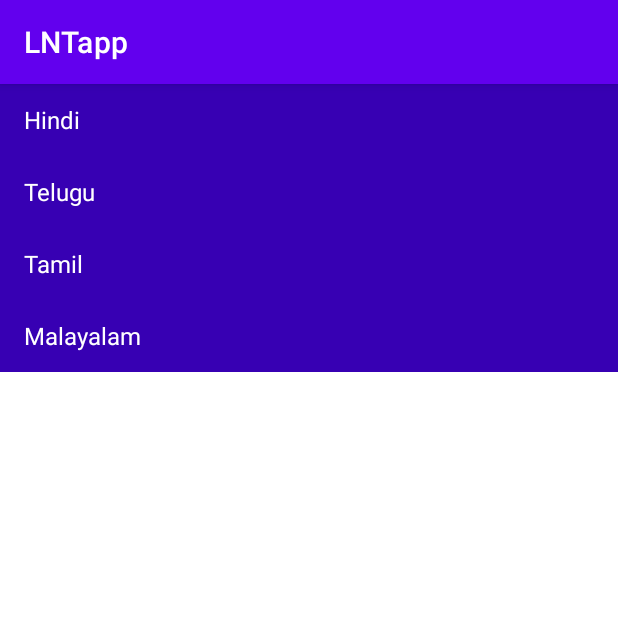
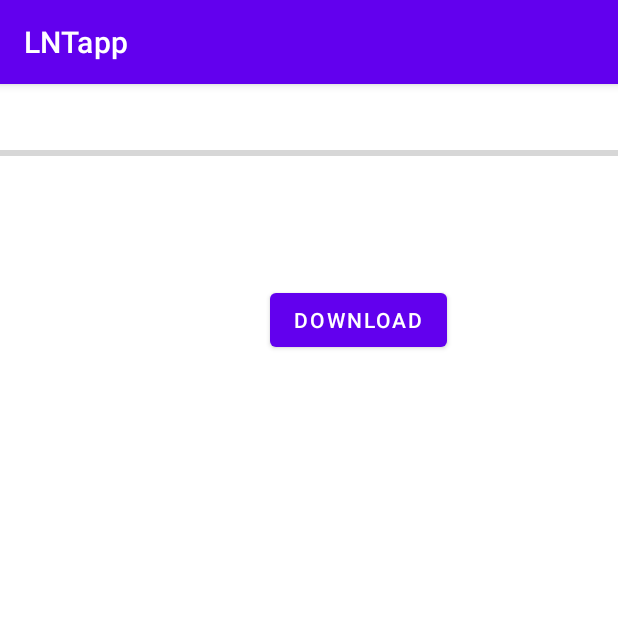
Before and after one commit to 99002765/LNTapp, an Android app: the screen it shows after launch (RecyclerActivity before the commit, AsyncActivity after it), on a phone screen of 412 x 824 dp, the top half of it. Run offline under Robolectric (Android 15) with nearby library versions, the light colour scheme and no system bars.

Commit message:
Add Progress bar.

```diff
--- /dev/null
+++ b/app/src/main/java/com/example/lntapp/AsyncActivity.java
@@ -0,0 +1,26 @@
+package com.example.lntapp;
+
+import androidx.appcompat.app.AppCompatActivity;
+
+import android.os.Bundle;
+import android.util.Log;
+import android.view.View;
+import android.widget.ProgressBar;
+
+public class AsyncActivity extends AppCompatActivity {
+    ProgressBar progressBar;
+    private static final String TAG = AsyncActivity.class.getSimpleName();
+    @Override
+    protected void onCreate(Bundle savedInstanceState) {
+        super.onCreate(savedInstanceState);
+        setContentView(R.layout.activity_async);
+        progressBar = findViewById(R.id.progressBar);
+    }
+    public void handleClick(View view){
+//        download something from internet
+        Log.i(TAG, "handleClick");
+        DownloadTask downloadTask = new DownloadTask(progressBar);
+        downloadTask.execute("https://urlForimageTobedownloaded");
+//        show the download progress on progress bar
+    }
+}
--- a/app/src/main/java/com/example/lntapp/RecyclerActivity.java
+++ b/app/src/main/java/com/example/lntapp/RecyclerActivity.java
@@ -3,6 +3,7 @@ package com.example.lntapp;
 import androidx.appcompat.app.AppCompatActivity;
 import androidx.recyclerview.widget.LinearLayoutManager;
 import androidx.recyclerview.widget.RecyclerView;
+import androidx.recyclerview.widget.StaggeredGridLayoutManager;
 
 import android.os.Bundle;
 
@@ -15,7 +16,9 @@ public class RecyclerActivity extends AppCompatActivity {
         languages=new String[]{"Hindi","Telugu","Tamil","Malayalam"};
         RecyclerView recyclerView= findViewById(R.id.recyclerView);
         MyAdapter adapter = new MyAdapter(this,languages);
-        recyclerView.setLayoutManager(new LinearLayoutManager(this));
+        StaggeredGridLayoutManager staggeredGridLayoutManager= new StaggeredGridLayoutManager(2,LinearLayoutManager.VERTICAL);
+        //recyclerView.setLayoutManager(new LinearLayoutManager(this));
+        recyclerView.setLayoutManager(staggeredGridLayoutManager);
         recyclerView.setAdapter(adapter);
     }
 }
--- /dev/null
+++ b/app/src/main/res/layout/activity_async.xml
@@ -0,0 +1,30 @@
+<?xml version="1.0" encoding="utf-8"?>
+<androidx.constraintlayout.widget.ConstraintLayout xmlns:android="http://schemas.android.com/apk/res/android"
+    xmlns:app="http://schemas.android.com/apk/res-auto"
+    xmlns:tools="http://schemas.android.com/tools"
+    android:layout_width="match_parent"
+    android:layout_height="match_parent"
+    tools:context=".AsyncActivity">
+
+    <ProgressBar
+        android:id="@+id/progressBar"
+        style="?android:attr/progressBarStyleHorizontal"
+        android:layout_width="0dp"
+        android:layout_height="wrap_content"
+        android:layout_marginTop="38dp"
+        app:layout_constraintEnd_toEndOf="parent"
+        app:layout_constraintStart_toStartOf="parent"
+        app:layout_constraintTop_toTopOf="parent" />
+
+    <Button
+        android:id="@+id/button3"
+        android:layout_width="wrap_content"
+        android:layout_height="wrap_content"
+        android:layout_marginTop="79dp"
+        android:layout_marginEnd="114dp"
+        android:layout_marginRight="114dp"
+        android:onClick="handleClick"
+        android:text="Download"
+        app:layout_constraintEnd_toEndOf="parent"
+        app:layout_constraintTop_toBottomOf="@+id/progressBar" />
+</androidx.constraintlayout.widget.ConstraintLayout>
```
Also changed, not shown: app/src/main/AndroidManifest.xml (+4 -3 lines), app/src/main/java/com/example/lntapp/DownloadTask.java (added, +32 -0 lines).
